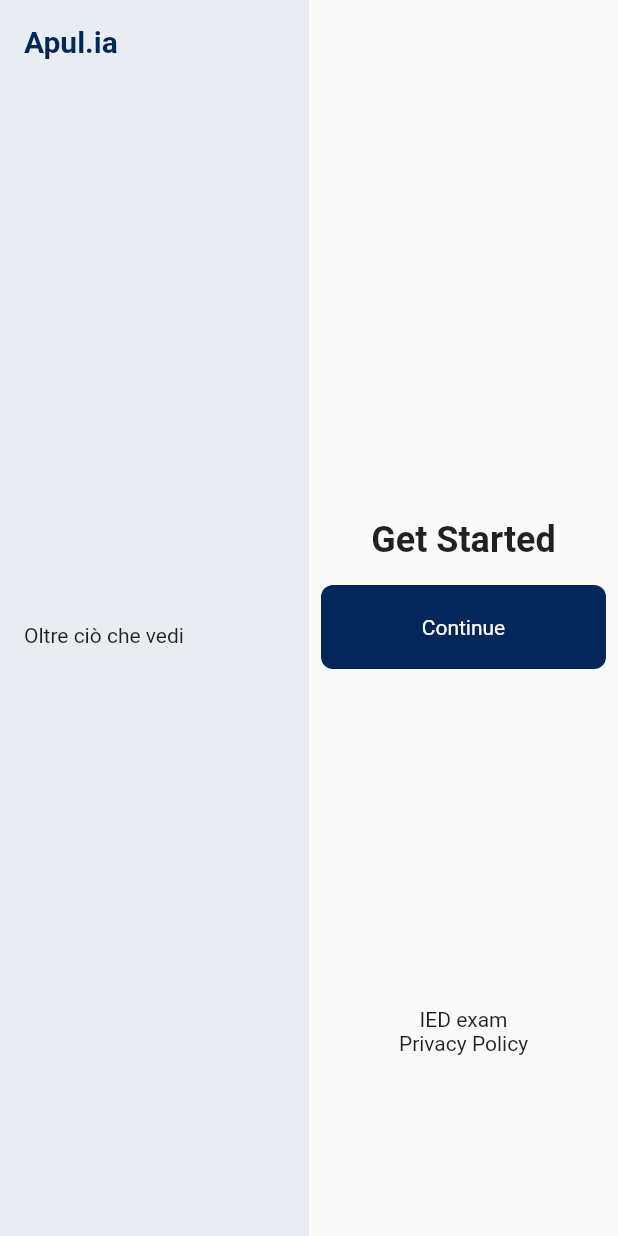
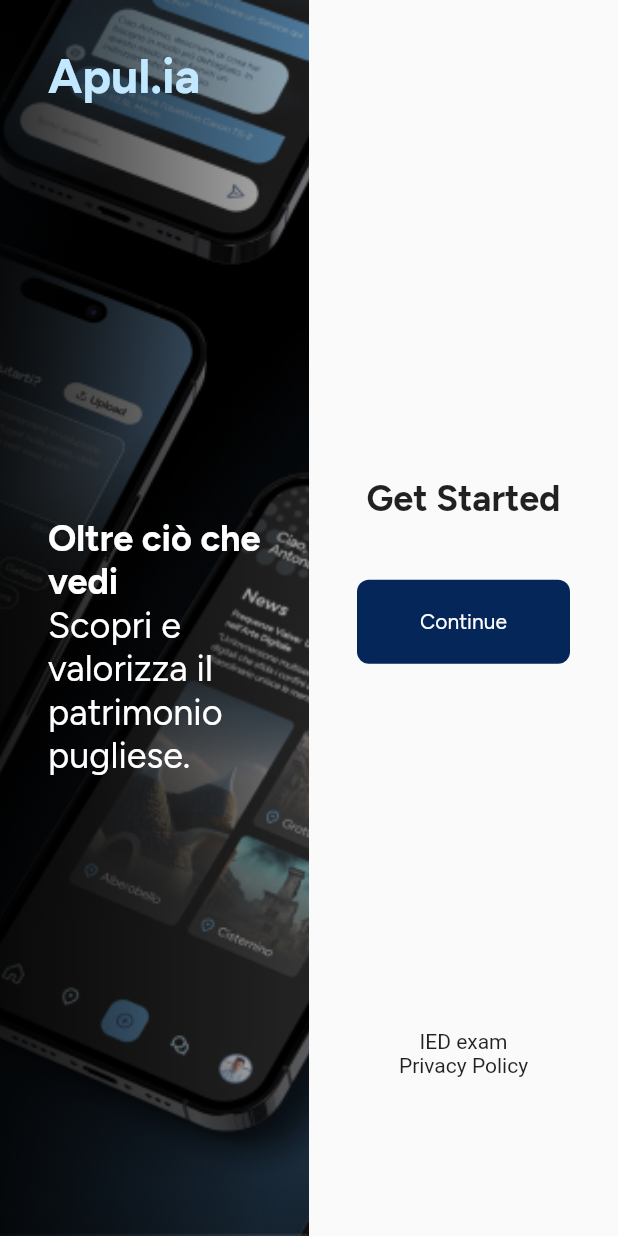
Before and after one commit to ci9ci/IED-Esame-3-anno, a Flutter app: the screen it shows after launch, on a phone screen of 412 x 824 dp. Run offline on Flutter 3.47's test engine with Material 2 defaults, Android fonts, the phone set to English and light mode, and no system bars; our stand-ins replace google_fonts.

Commit message:
Aggiunta cartella assets e aggiunto google fonts

```diff
--- a/lib/src/presentation/auth/views/auth_view.dart
+++ b/lib/src/presentation/auth/views/auth_view.dart
@@ -1,8 +1,9 @@
 import 'package:appterzoanno/src/presentation/auth/widgets/social_button.dart';
 import 'package:flutter/material.dart';
+import 'package:google_fonts/google_fonts.dart';
 
 class AuthConnector extends StatelessWidget {
-  const AuthConnector({super.key});
+  const AuthConnector({Key? key}) : super(key: key);
 
   @override
   Widget build(BuildContext context) {
@@ -12,53 +13,100 @@ class AuthConnector extends StatelessWidget {
           Expanded(
             child: ColoredBox(
               color: const Color.fromRGBO(80, 124, 171, 1).withOpacity(0.1),
-              child: Padding(
-                padding: const EdgeInsets.all(16.0),
-                child: Column(
-                  mainAxisAlignment: MainAxisAlignment.spaceBetween,
-                  crossAxisAlignment: CrossAxisAlignment.start,
-                  children: const [
-                    Text(
-                      'Apul.ia',
-                      style: TextStyle(
-                          fontWeight: FontWeight.bold,
-                          fontSize: 20,
-                          color: Color.fromRGBO(5, 38, 89, 1)),
+              child: Stack(
+                fit: StackFit.expand,
+                children: [
+                  Image.asset(
+                    'assets/images/background_image.jpg',
+                    fit: BoxFit.cover,
+                    width: double.infinity,
+                    height: double.infinity,
                   ),
-                    Text('Oltre ciò che vedi'),
-                    SizedBox.shrink(),
+                  Positioned.fill(
+                    child: Container(
+                      decoration: BoxDecoration(
+                        gradient: LinearGradient(
+                          begin: Alignment.centerRight,
+                          end: Alignment.centerLeft,
+                          colors: [
+                            Colors.black.withOpacity(0.2),
+                            Colors.black.withOpacity(0.8),
                           ],
                         ),
                       ),
                     ),
                   ),
+                  // Testo
+                  Padding(
+                    padding: const EdgeInsets.all(32.0),
+                    child: Column(
+                      mainAxisAlignment: MainAxisAlignment.spaceBetween,
+                      crossAxisAlignment: CrossAxisAlignment.start,
+                      children: [
+                        Text(
+                          'Apul.ia',
+                          style: GoogleFonts.figtree(
+                            fontWeight: FontWeight.bold,
+                            fontSize: 32,
+                            color: const Color.fromRGBO(194, 232, 255, 1),
+                          ),
+                        ),
+                        Column(
+                          crossAxisAlignment: CrossAxisAlignment.start,
+                          children: [
+                            Text(
+                              'Oltre ciò che vedi',
+                              style: GoogleFonts.figtree(
+                                fontWeight: FontWeight.bold,
+                                fontSize: 24,
+                                color: Colors.white,
+                              ),
+                            ),
+                            Text(
+                              'Scopri e valorizza il patrimonio pugliese.',
+                              style: GoogleFonts.figtree(
+                                fontWeight: FontWeight.w400,
+                                fontSize: 24,
+                                color: Colors.white,
+                              ),
+                            ),
+                          ],
+                        ),
+                        const SizedBox.shrink(),
+                      ],
+                    ),
+                  ),
+                ],
+              ),
+            ),
+          ),
           Expanded(
-            child: Padding(
-              padding: const EdgeInsets.all(8.0),
             child: Column(
               mainAxisAlignment: MainAxisAlignment.spaceAround,
               children: [
                 const SizedBox.shrink(),
                 Column(
-                    children: const [
+                  children: [
                     Padding(
-                        padding: EdgeInsets.only(bottom: 16.0),
+                      padding: const EdgeInsets.only(bottom: 8.0),
                       child: Text(
                         'Get Started',
-                          style: TextStyle(
+                        style: GoogleFonts.figtree(
                           fontWeight: FontWeight.bold,
                           fontSize: 24,
                         ),
                       ),
                     ),
-                      SocialButton(),
+                    const SocialButton(),
                   ],
                 ),
                 Column(
-                    children: const [Text('IED exam'), Text('Privacy Policy')],
+                  children: const [
+                    Text('IED exam'),
+                    Text('Privacy Policy'),
+                  ],
                 ),
               ],
-              ),
             ),
           ),
         ],
--- a/lib/src/presentation/auth/widgets/social_button.dart
+++ b/lib/src/presentation/auth/widgets/social_button.dart
@@ -1,7 +1,8 @@
 import 'package:flutter/material.dart';
+import 'package:google_fonts/google_fonts.dart';
 
 class SocialButton extends StatefulWidget {
-  const SocialButton({super.key});
+  const SocialButton({Key? key}) : super(key: key);
 
   @override
   State<SocialButton> createState() => _SocialButtonState();
@@ -23,6 +24,8 @@ class _SocialButtonState extends State<SocialButton> {
           isHovered = false;
         });
       },
+      child: Padding(
+        padding: const EdgeInsets.all(32.0),
         child: AnimatedContainer(
           duration: const Duration(milliseconds: 200),
           curve: Curves.easeInOut,
@@ -33,10 +36,11 @@ class _SocialButtonState extends State<SocialButton> {
                 : const Color.fromRGBO(5, 38, 89, 1),
             borderRadius: BorderRadius.circular(8),
           ),
-        child: const Center(
+          child: Center(
             child: Text(
               'Continue',
-            style: TextStyle(color: Colors.white),
+              style: GoogleFonts.figtree(color: Colors.white),
+            ),
           ),
         ),
       ),
```
Also changed, not shown: pubspec.yaml (+4 -70 lines), assets/images/background_image.jpg (added), pubspec.lock, 7 other files. Lines whose indentation alone changed are shown as unchanged.
